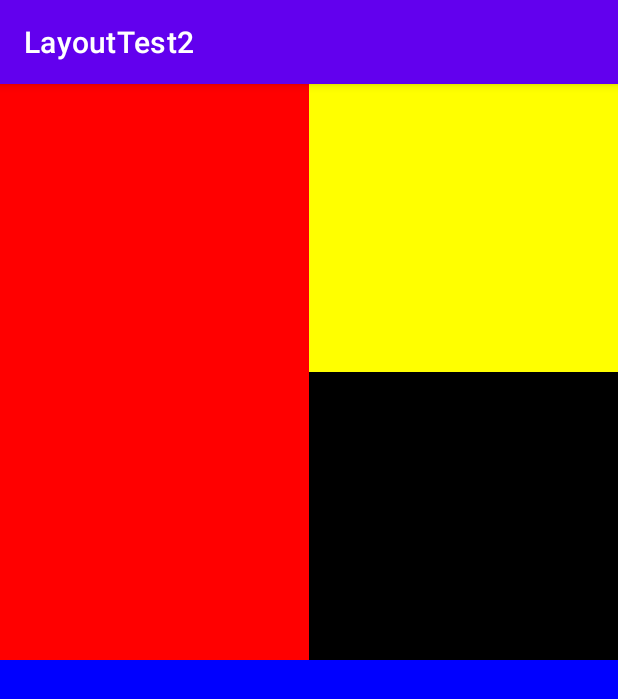
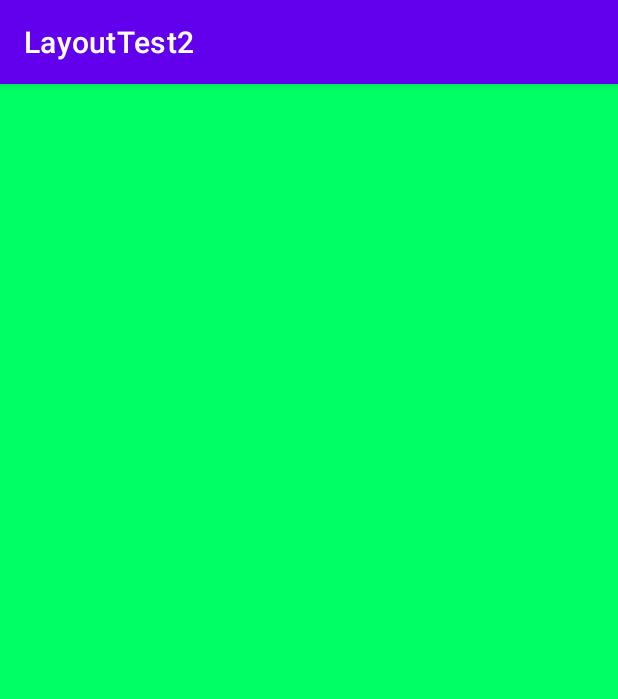
Before and after one commit to kjminn/LayoutTest2, an Android app: the screen it shows after launch (MainActivity), on a phone screen of 412 x 824 dp. Shown: the top 699 px of the screen. Run offline under Robolectric (Android 15) with nearby library versions, the phone set to English and light mode, and no system bars.

Commit message:
클래스에서 LinearLayout생성및설정

```diff
--- a/app/src/main/java/kr/hs/emirim/kjminn/layouttest2/MainActivity.kt
+++ b/app/src/main/java/kr/hs/emirim/kjminn/layouttest2/MainActivity.kt
@@ -1,11 +1,18 @@
 package kr.hs.emirim.kjminn.layouttest2
 
+import android.graphics.Color
 import androidx.appcompat.app.AppCompatActivity
 import android.os.Bundle
+import android.widget.LinearLayout
 
 class MainActivity : AppCompatActivity() {
     override fun onCreate(savedInstanceState: Bundle?) {
         super.onCreate(savedInstanceState)
-        setContentView(R.layout.dir5_2)
+
+        val linear1 = LinearLayout(this)
+        linear1.orientation = LinearLayout.VERTICAL
+        linear1.setBackgroundColor(Color.rgb(0,255,100))
+        val params = LinearLayout.LayoutParams(LinearLayout.LayoutParams.MATCH_PARENT, LinearLayout.LayoutParams.MATCH_PARENT)
+        setContentView(linear1, params)
     }
 }
```
